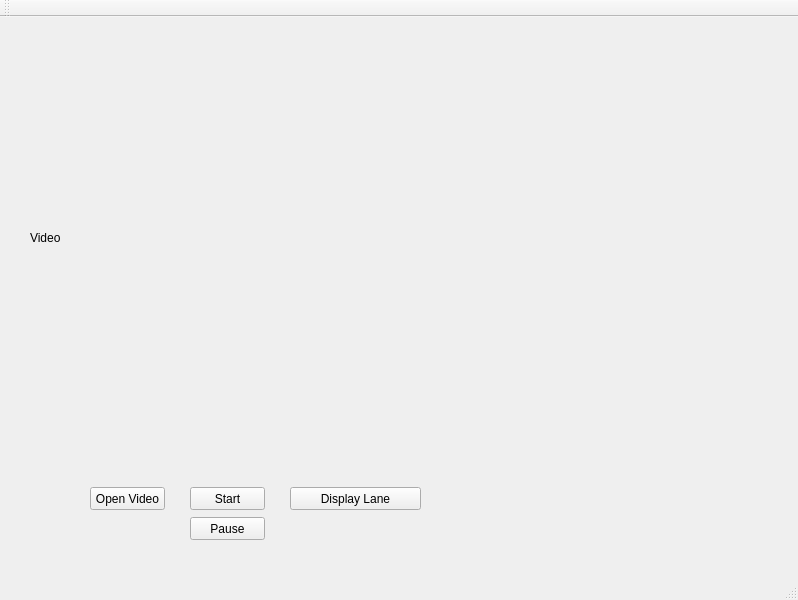
Qt form CEA_Application/interface.ui (elna67/Projet_tech_MN) before a commit.
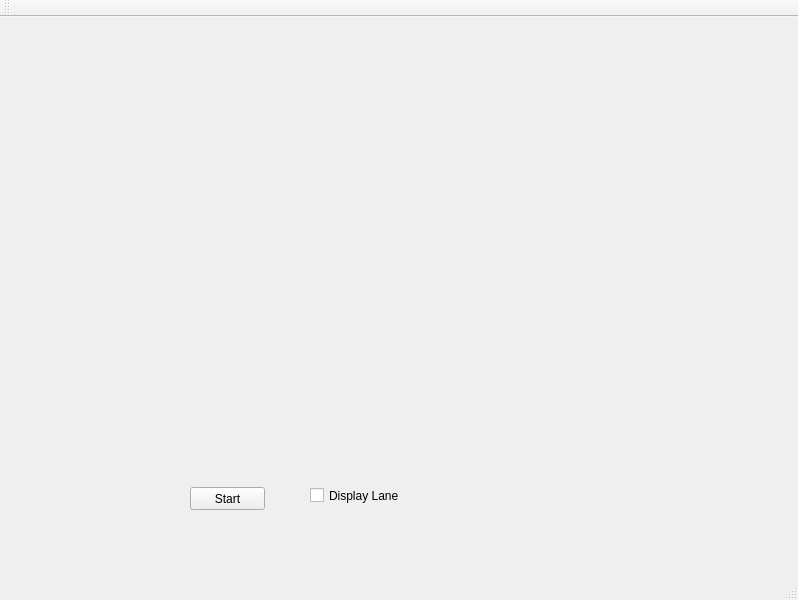
The same form after that commit.

What changed in the file:
```diff
--- a/CEA_Application/interface.ui
+++ b/CEA_Application/interface.ui
@@ -14,19 +14,6 @@
    <string>Interface</string>
   </property>
   <widget class="QWidget" name="centralWidget">
-   <widget class="QPushButton" name="btnPauseOrResume">
-    <property name="geometry">
-     <rect>
-      <x>190</x>
-      <y>500</y>
-      <width>75</width>
-      <height>23</height>
-     </rect>
-    </property>
-    <property name="text">
-     <string>Pause</string>
-    </property>
-   </widget>
    <widget class="QPushButton" name="btnStartOrStop">
     <property name="geometry">
      <rect>
@@ -40,19 +27,6 @@
      <string>Start</string>
     </property>
    </widget>
-   <widget class="QPushButton" name="btnDisplayLane">
-    <property name="geometry">
-     <rect>
-      <x>290</x>
-      <y>470</y>
-      <width>131</width>
-      <height>23</height>
-     </rect>
-    </property>
-    <property name="text">
-     <string>Display Lane</string>
-    </property>
-   </widget>
    <widget class="QLabel" name="lblDisplayVideo">
     <property name="geometry">
      <rect>
@@ -63,20 +37,20 @@
      </rect>
     </property>
     <property name="text">
-     <string>Video</string>
+     <string/>
     </property>
    </widget>
-   <widget class="QPushButton" name="btnOpenVideo">
+   <widget class="QCheckBox" name="checkDisplayLane">
     <property name="geometry">
      <rect>
-      <x>90</x>
+      <x>310</x>
       <y>470</y>
-      <width>75</width>
-      <height>23</height>
+      <width>111</width>
+      <height>17</height>
      </rect>
     </property>
     <property name="text">
-     <string>Open Video</string>
+     <string>Display Lane</string>
     </property>
    </widget>
   </widget>
```
